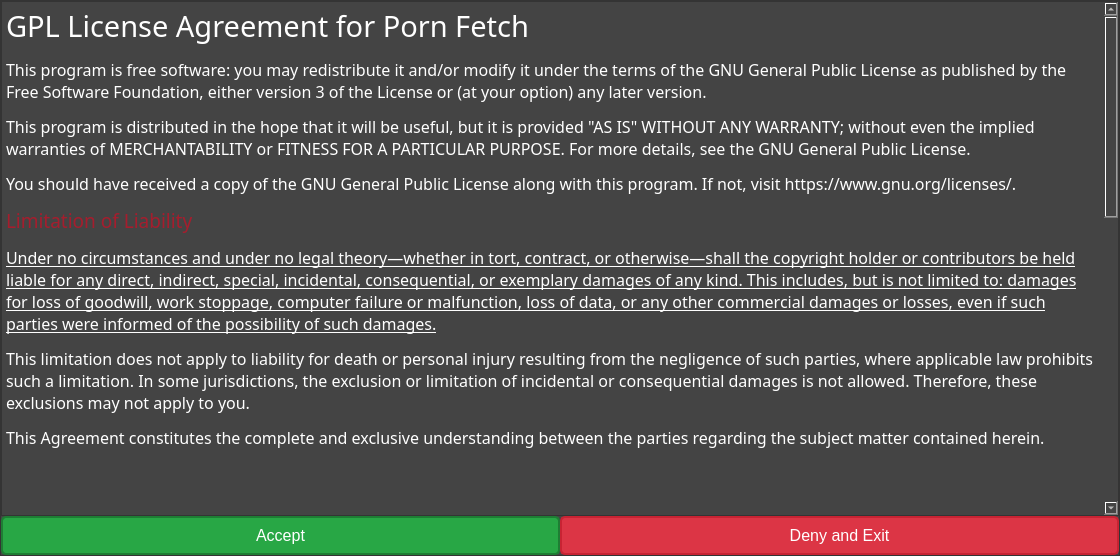
This is src/frontend/form_license.ui in EchterAlsFake/Porn_Fetch as Qt 5 draws it before an edit. The edited form follows.
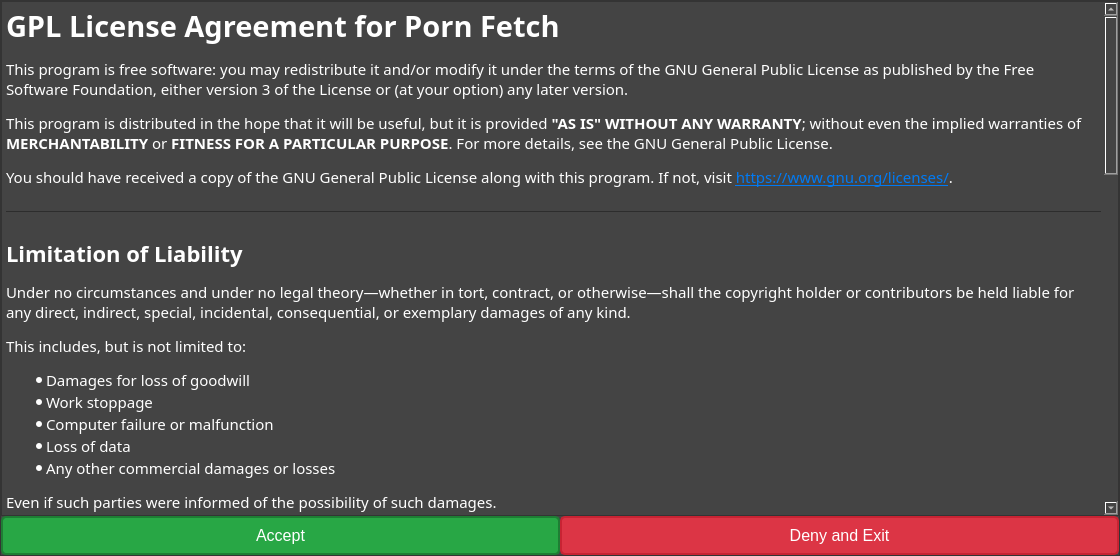
This is the edited form.

Commit message: - improved license - added new config option: "Use custom font"

What changed in the file:
```diff
--- a/src/frontend/form_license.ui
+++ b/src/frontend/form_license.ui
@@ -137,30 +137,55 @@
 li.unchecked::marker { content: &quot;\2610&quot;; }
 li.checked::marker { content: &quot;\2612&quot;; }
 &lt;/style&gt;&lt;/head&gt;&lt;body style=&quot; font-family:'JetBrainsMono Nerd Font Propo'; font-size:11pt; font-weight:400; font-style:normal;&quot;&gt;
-&lt;p style=&quot; margin-top:12px; margin-bottom:12px; margin-left:0px; margin-right:0px; -qt-block-indent:0; text-indent:0px;&quot;&gt;&lt;span style=&quot; font-family:'Droid Naskh Shift Alt'; font-size:22pt;&quot;&gt;GPL License Agreement for Porn Fetch&lt;/span&gt;&lt;/p&gt;
-&lt;p style=&quot; margin-top:12px; margin-bottom:12px; margin-left:0px; margin-right:0px; -qt-block-indent:0; text-indent:0px;&quot;&gt;&lt;span style=&quot; font-family:'Droid Naskh Shift Alt'; font-size:12pt;&quot;&gt;This program is free software: you may redistribute it and/or modify it under the terms of the GNU General Public License as published by the Free Software Foundation, either version 3 of the License or (at your option) any later version.&lt;/span&gt;&lt;/p&gt;
-&lt;p style=&quot; margin-top:12px; margin-bottom:12px; margin-left:0px; margin-right:0px; -qt-block-indent:0; text-indent:0px;&quot;&gt;&lt;span style=&quot; font-family:'Droid Naskh Shift Alt'; font-size:12pt;&quot;&gt;This program is distributed in the hope that it will be useful, but it is provided &amp;quot;AS IS&amp;quot; WITHOUT ANY WARRANTY; without even the implied warranties of MERCHANTABILITY or FITNESS FOR A PARTICULAR PURPOSE. For more details, see the GNU General Public License.&lt;/span&gt;&lt;/p&gt;
-&lt;p style=&quot; margin-top:12px; margin-bottom:12px; margin-left:0px; margin-right:0px; -qt-block-indent:0; text-indent:0px;&quot;&gt;&lt;span style=&quot; font-family:'Droid Naskh Shift Alt'; font-size:12pt;&quot;&gt;You should have received a copy of the GNU General Public License along with this program. If not, visit https://www.gnu.org/licenses/.&lt;/span&gt;&lt;/p&gt;
-&lt;p style=&quot; margin-top:12px; margin-bottom:12px; margin-left:0px; margin-right:0px; -qt-block-indent:0; text-indent:0px;&quot;&gt;&lt;span style=&quot; font-family:'Droid Naskh Shift Alt'; font-size:14pt; color:#a51d2d;&quot;&gt;Limitation of Liability&lt;/span&gt;&lt;/p&gt;
-&lt;p style=&quot; margin-top:12px; margin-bottom:12px; margin-left:0px; margin-right:0px; -qt-block-indent:0; text-indent:0px;&quot;&gt;&lt;span style=&quot; font-family:'Droid Naskh Shift Alt'; font-size:12pt; text-decoration: underline;&quot;&gt;Under no circumstances and under no legal theory—whether in tort, contract, or otherwise—shall the copyright holder or contributors be held liable for any direct, indirect, special, incidental, consequential, or exemplary damages of any kind. This includes, but is not limited to: damages for loss of goodwill, work stoppage, computer failure or malfunction, loss of data, or any other commercial damages or losses, even if such parties were informed of the possibility of such damages.&lt;/span&gt;&lt;/p&gt;
-&lt;p style=&quot; margin-top:12px; margin-bottom:12px; margin-left:0px; margin-right:0px; -qt-block-indent:0; text-indent:0px;&quot;&gt;&lt;span style=&quot; font-family:'Droid Naskh Shift Alt'; font-size:12pt;&quot;&gt;This limitation does not apply to liability for death or personal injury resulting from the negligence of such parties, where applicable law prohibits such a limitation. In some jurisdictions, the exclusion or limitation of incidental or consequential damages is not allowed. Therefore, these exclusions may not apply to you.&lt;/span&gt;&lt;/p&gt;
-&lt;p style=&quot; margin-top:12px; margin-bottom:12px; margin-left:0px; margin-right:0px; -qt-block-indent:0; text-indent:0px;&quot;&gt;&lt;span style=&quot; font-family:'Droid Naskh Shift Alt'; font-size:12pt;&quot;&gt;This Agreement constitutes the complete and exclusive understanding between the parties regarding the subject matter contained herein.&lt;/span&gt;&lt;/p&gt;
-&lt;p style=&quot; margin-top:12px; margin-bottom:12px; margin-left:0px; margin-right:0px; -qt-block-indent:0; text-indent:0px;&quot;&gt;&lt;span style=&quot; font-size:12pt;&quot;&gt;&lt;br /&gt;&lt;/span&gt;&lt;/p&gt;
-&lt;p style=&quot; margin-top:12px; margin-bottom:12px; margin-left:0px; margin-right:0px; -qt-block-indent:0; text-indent:0px;&quot;&gt;&lt;span style=&quot; font-family:'Droid Naskh Shift Alt'; font-size:14pt;&quot;&gt;Disclaimer&lt;/span&gt;&lt;/p&gt;
-&lt;p style=&quot; margin-top:12px; margin-bottom:12px; margin-left:0px; margin-right:0px; -qt-block-indent:0; text-indent:0px;&quot;&gt;&lt;span style=&quot; font-family:'Droid Naskh Shift Alt'; font-size:14pt;&quot;&gt;Porn Fetch violates the Terms of Service of all the websites it supports, including but not limited to:&lt;/span&gt;&lt;/p&gt;
-&lt;p style=&quot; margin-top:12px; margin-bottom:12px; margin-left:0px; margin-right:0px; -qt-block-indent:0; text-indent:0px;&quot;&gt;&lt;span style=&quot; font-family:'Droid Naskh Shift Alt'; font-size:14pt;&quot;&gt;spankbang.com&lt;/span&gt;&lt;/p&gt;
-&lt;p style=&quot; margin-top:12px; margin-bottom:12px; margin-left:0px; margin-right:0px; -qt-block-indent:0; text-indent:0px;&quot;&gt;&lt;span style=&quot; font-family:'Droid Naskh Shift Alt'; font-size:14pt;&quot;&gt;pornhub.com&lt;/span&gt;&lt;/p&gt;
-&lt;p style=&quot; margin-top:12px; margin-bottom:12px; margin-left:0px; margin-right:0px; -qt-block-indent:0; text-indent:0px;&quot;&gt;&lt;span style=&quot; font-family:'Droid Naskh Shift Alt'; font-size:14pt;&quot;&gt;hqporner.com&lt;/span&gt;&lt;/p&gt;
-&lt;p style=&quot; margin-top:12px; margin-bottom:12px; margin-left:0px; margin-right:0px; -qt-block-indent:0; text-indent:0px;&quot;&gt;&lt;span style=&quot; font-family:'Droid Naskh Shift Alt'; font-size:14pt;&quot;&gt;eporner.com&lt;/span&gt;&lt;/p&gt;
-&lt;p style=&quot; margin-top:12px; margin-bottom:12px; margin-left:0px; margin-right:0px; -qt-block-indent:0; text-indent:0px;&quot;&gt;&lt;span style=&quot; font-family:'Droid Naskh Shift Alt'; font-size:14pt;&quot;&gt;xnxx.com&lt;/span&gt;&lt;/p&gt;
-&lt;p style=&quot; margin-top:12px; margin-bottom:12px; margin-left:0px; margin-right:0px; -qt-block-indent:0; text-indent:0px;&quot;&gt;&lt;span style=&quot; font-family:'Droid Naskh Shift Alt'; font-size:14pt;&quot;&gt;xvideos.com&lt;/span&gt;&lt;/p&gt;
-&lt;p style=&quot; margin-top:12px; margin-bottom:12px; margin-left:0px; margin-right:0px; -qt-block-indent:0; text-indent:0px;&quot;&gt;&lt;span style=&quot; font-family:'Droid Naskh Shift Alt'; font-size:14pt;&quot;&gt;Usage Warning: &lt;br /&gt;&lt;/span&gt;&lt;span style=&quot; font-family:'Droid Naskh Shift Alt'; font-size:12pt; text-decoration: underline;&quot;&gt;Using Porn Fetch may result in legal action being taken against you. The creator of this software is not liable for any damages or legal consequences resulting from its use.&lt;/span&gt;&lt;/p&gt;
-&lt;p style=&quot; margin-top:12px; margin-bottom:12px; margin-left:0px; margin-right:0px; -qt-block-indent:0; text-indent:0px;&quot;&gt;&lt;span style=&quot; font-family:'Droid Naskh Shift Alt'; font-size:12pt; text-decoration: underline;&quot;&gt;Porn Fetch was created solely for the purpose of enabling offline access to videos in scenarios where internet access is unavailable. The redistribution of copyright-protected content obtained through Porn Fetch is strictly forbidden. Any misuse of this software to steal and redistribute copyrighted material is against its intended purpose and is not endorsed by the creator.&lt;/span&gt;&lt;/p&gt;
-&lt;p style=&quot; margin-top:12px; margin-bottom:12px; margin-left:0px; margin-right:0px; -qt-block-indent:0; text-indent:0px;&quot;&gt;&lt;span style=&quot; font-family:'Droid Naskh Shift Alt'; font-size:12pt; text-decoration: underline;&quot;&gt;The batch processing feature in Porn Fetch is intended to assist users without graphical user interfaces in downloading content for personal use, not for large-scale video theft or redistribution.&lt;/span&gt;&lt;/p&gt;
-&lt;p style=&quot;-qt-paragraph-type:empty; margin-top:12px; margin-bottom:12px; margin-left:0px; margin-right:0px; -qt-block-indent:0; text-indent:0px; font-size:12pt; text-decoration: underline;&quot;&gt;&lt;br /&gt;&lt;/p&gt;
-&lt;p style=&quot; margin-top:12px; margin-bottom:12px; margin-left:0px; margin-right:0px; -qt-block-indent:0; text-indent:0px;&quot;&gt;&lt;span style=&quot; font-family:'Droid Naskh Shift Alt'; font-size:14pt;&quot;&gt;Third-Party Software&lt;/span&gt;&lt;/p&gt;
-&lt;p style=&quot; margin-top:12px; margin-bottom:12px; margin-left:0px; margin-right:0px; -qt-block-indent:0; text-indent:0px;&quot;&gt;&lt;span style=&quot; font-family:'Droid Naskh Shift Alt'; font-size:12pt;&quot;&gt;Porn Fetch utilizes FFmpeg for video processing and conversion. FFmpeg is free software licensed under the GPL. For more information about FFmpeg, visit https://ffmpeg.org.&lt;/span&gt;&lt;/p&gt;
-&lt;p style=&quot; margin-top:12px; margin-bottom:12px; margin-left:0px; margin-right:0px; -qt-block-indent:0; text-indent:0px;&quot;&gt;&lt;span style=&quot; font-family:'Droid Naskh Shift Alt'; font-size:12pt;&quot;&gt;The JetBrains Mono font is used in this application. Copyright © 2019 JetBrains. All Rights Reserved. Licensed under the SIL Open Font License, Version 1.1. You can find a copy of the license at: https://scripts.sil.org/OFL&lt;/span&gt;&lt;/p&gt;&lt;/body&gt;&lt;/html&gt;</string>
+&lt;h1 style=&quot; margin-top:18px; margin-bottom:12px; margin-left:0px; margin-right:0px; -qt-block-indent:0; text-indent:0px;&quot;&gt;&lt;span style=&quot; font-size:xx-large; font-weight:700;&quot;&gt;GPL License Agreement for Porn Fetch&lt;/span&gt;&lt;/h1&gt;
+&lt;p style=&quot; margin-top:12px; margin-bottom:12px; margin-left:0px; margin-right:0px; -qt-block-indent:0; text-indent:0px;&quot;&gt;This program is free software: you may redistribute it and/or modify it under the terms of the GNU General Public License as published by the Free Software Foundation, either version 3 of the License or (at your option) any later version.&lt;/p&gt;
+&lt;p style=&quot; margin-top:12px; margin-bottom:12px; margin-left:0px; margin-right:0px; -qt-block-indent:0; text-indent:0px;&quot;&gt;This program is distributed in the hope that it will be useful, but it is provided &lt;span style=&quot; font-weight:700;&quot;&gt;&amp;quot;AS IS&amp;quot; WITHOUT ANY WARRANTY&lt;/span&gt;; without even the implied warranties of &lt;span style=&quot; font-weight:700;&quot;&gt;MERCHANTABILITY&lt;/span&gt; or &lt;span style=&quot; font-weight:700;&quot;&gt;FITNESS FOR A PARTICULAR PURPOSE&lt;/span&gt;. For more details, see the GNU General Public License.&lt;/p&gt;
+&lt;p style=&quot; margin-top:12px; margin-bottom:12px; margin-left:0px; margin-right:0px; -qt-block-indent:0; text-indent:0px;&quot;&gt;You should have received a copy of the GNU General Public License along with this program. If not, visit &lt;a href=&quot;https://www.gnu.org/licenses/&quot;&gt;&lt;span style=&quot; text-decoration: underline; color:#007af4;&quot;&gt;https://www.gnu.org/licenses/&lt;/span&gt;&lt;/a&gt;.&lt;/p&gt;
+&lt;hr /&gt;
+&lt;h2 style=&quot; margin-top:16px; margin-bottom:12px; margin-left:0px; margin-right:0px; -qt-block-indent:0; text-indent:0px;&quot;&gt;&lt;span style=&quot; font-size:x-large; font-weight:700;&quot;&gt;Limitation of Liability&lt;/span&gt;&lt;/h2&gt;
+&lt;p style=&quot; margin-top:12px; margin-bottom:12px; margin-left:0px; margin-right:0px; -qt-block-indent:0; text-indent:0px;&quot;&gt;Under no circumstances and under no legal theory—whether in tort, contract, or otherwise—shall the copyright holder or contributors be held liable for any direct, indirect, special, incidental, consequential, or exemplary damages of any kind. &lt;/p&gt;
+&lt;p style=&quot; margin-top:12px; margin-bottom:12px; margin-left:0px; margin-right:0px; -qt-block-indent:0; text-indent:0px;&quot;&gt;This includes, but is not limited to:&lt;/p&gt;
+&lt;ul style=&quot;margin-top: 0px; margin-bottom: 0px; margin-left: 0px; margin-right: 0px; -qt-list-indent: 1;&quot;&gt;
+&lt;li style=&quot; margin-top:12px; margin-bottom:0px; margin-left:0px; margin-right:0px; -qt-block-indent:0; text-indent:0px;&quot;&gt;Damages for loss of goodwill &lt;/li&gt;
+&lt;li style=&quot; margin-top:0px; margin-bottom:0px; margin-left:0px; margin-right:0px; -qt-block-indent:0; text-indent:0px;&quot;&gt;Work stoppage &lt;/li&gt;
+&lt;li style=&quot; margin-top:0px; margin-bottom:0px; margin-left:0px; margin-right:0px; -qt-block-indent:0; text-indent:0px;&quot;&gt;Computer failure or malfunction &lt;/li&gt;
+&lt;li style=&quot; margin-top:0px; margin-bottom:0px; margin-left:0px; margin-right:0px; -qt-block-indent:0; text-indent:0px;&quot;&gt;Loss of data &lt;/li&gt;
+&lt;li style=&quot; margin-top:0px; margin-bottom:12px; margin-left:0px; margin-right:0px; -qt-block-indent:0; text-indent:0px;&quot;&gt;Any other commercial damages or losses &lt;/li&gt;&lt;/ul&gt;
+&lt;p style=&quot; margin-top:12px; margin-bottom:12px; margin-left:0px; margin-right:0px; -qt-block-indent:0; text-indent:0px;&quot;&gt;Even if such parties were informed of the possibility of such damages.&lt;/p&gt;
+&lt;p style=&quot; margin-top:12px; margin-bottom:12px; margin-left:0px; margin-right:0px; -qt-block-indent:0; text-indent:0px;&quot;&gt;This limitation does not apply to liability for death or personal injury resulting from the negligence of such parties, where applicable law prohibits such a limitation. &lt;/p&gt;
+&lt;p style=&quot; margin-top:12px; margin-bottom:12px; margin-left:0px; margin-right:0px; -qt-block-indent:0; text-indent:0px;&quot;&gt;&lt;span style=&quot; font-weight:700;&quot;&gt;Note:&lt;/span&gt; In some jurisdictions, the exclusion or limitation of incidental or consequential damages is not allowed. Therefore, these exclusions may not apply to you.&lt;/p&gt;
+&lt;p style=&quot; margin-top:12px; margin-bottom:12px; margin-left:0px; margin-right:0px; -qt-block-indent:0; text-indent:0px;&quot;&gt;This Agreement constitutes the complete and exclusive understanding between the parties regarding the subject matter contained herein.&lt;/p&gt;
+&lt;hr /&gt;
+&lt;h2 style=&quot; margin-top:16px; margin-bottom:12px; margin-left:0px; margin-right:0px; -qt-block-indent:0; text-indent:0px;&quot;&gt;&lt;span style=&quot; font-size:x-large; font-weight:700;&quot;&gt;Disclaimer&lt;/span&gt;&lt;/h2&gt;
+&lt;p style=&quot; margin-top:12px; margin-bottom:12px; margin-left:0px; margin-right:0px; -qt-block-indent:0; text-indent:0px;&quot;&gt;&lt;span style=&quot; font-weight:700;&quot;&gt;Porn Fetch&lt;/span&gt; violates the Terms of Service of all the websites it supports, including but not limited to:&lt;/p&gt;
+&lt;ul style=&quot;margin-top: 0px; margin-bottom: 0px; margin-left: 0px; margin-right: 0px; -qt-list-indent: 1;&quot;&gt;
+&lt;li style=&quot; margin-top:12px; margin-bottom:0px; margin-left:0px; margin-right:0px; -qt-block-indent:0; text-indent:0px;&quot;&gt;&lt;a href=&quot;https://spankbang.com&quot;&gt;&lt;span style=&quot; text-decoration: underline; color:#007af4;&quot;&gt;spankbang.com&lt;/span&gt;&lt;/a&gt; &lt;/li&gt;
+&lt;li style=&quot; margin-top:0px; margin-bottom:0px; margin-left:0px; margin-right:0px; -qt-block-indent:0; text-indent:0px;&quot;&gt;&lt;a href=&quot;https://pornhub.com&quot;&gt;&lt;span style=&quot; text-decoration: underline; color:#007af4;&quot;&gt;pornhub.com&lt;/span&gt;&lt;/a&gt; &lt;/li&gt;
+&lt;li style=&quot; margin-top:0px; margin-bottom:0px; margin-left:0px; margin-right:0px; -qt-block-indent:0; text-indent:0px;&quot;&gt;&lt;a href=&quot;https://hqporner.com&quot;&gt;&lt;span style=&quot; text-decoration: underline; color:#007af4;&quot;&gt;hqporner.com&lt;/span&gt;&lt;/a&gt; &lt;/li&gt;
+&lt;li style=&quot; margin-top:0px; margin-bottom:0px; margin-left:0px; margin-right:0px; -qt-block-indent:0; text-indent:0px;&quot;&gt;&lt;a href=&quot;https://eporner.com&quot;&gt;&lt;span style=&quot; text-decoration: underline; color:#007af4;&quot;&gt;eporner.com&lt;/span&gt;&lt;/a&gt; &lt;/li&gt;
+&lt;li style=&quot; margin-top:0px; margin-bottom:0px; margin-left:0px; margin-right:0px; -qt-block-indent:0; text-indent:0px;&quot;&gt;&lt;a href=&quot;https://xnxx.com&quot;&gt;&lt;span style=&quot; text-decoration: underline; color:#007af4;&quot;&gt;xnxx.com&lt;/span&gt;&lt;/a&gt; &lt;/li&gt;
+&lt;li style=&quot; margin-top:0px; margin-bottom:12px; margin-left:0px; margin-right:0px; -qt-block-indent:0; text-indent:0px;&quot;&gt;&lt;a href=&quot;https://xvideos.com&quot;&gt;&lt;span style=&quot; text-decoration: underline; color:#007af4;&quot;&gt;xvideos.com&lt;/span&gt;&lt;/a&gt; &lt;/li&gt;&lt;/ul&gt;
+&lt;h3 style=&quot; margin-top:14px; margin-bottom:12px; margin-left:0px; margin-right:0px; -qt-block-indent:0; text-indent:0px;&quot;&gt;&lt;span style=&quot; font-size:large; font-weight:700;&quot;&gt;Usage Warning&lt;/span&gt;&lt;/h3&gt;
+&lt;p style=&quot; margin-top:12px; margin-bottom:12px; margin-left:0px; margin-right:0px; -qt-block-indent:0; text-indent:0px;&quot;&gt;Using &lt;span style=&quot; font-weight:700;&quot;&gt;Porn Fetch&lt;/span&gt; may result in &lt;span style=&quot; font-weight:700;&quot;&gt;legal action&lt;/span&gt; being taken against you. The creator of this software is not liable for any damages or legal consequences resulting from its use.&lt;/p&gt;
+&lt;p style=&quot; margin-top:12px; margin-bottom:12px; margin-left:0px; margin-right:0px; -qt-block-indent:0; text-indent:0px;&quot;&gt;&lt;span style=&quot; font-weight:700;&quot;&gt;Porn Fetch&lt;/span&gt; was created solely for the purpose of enabling offline access to videos in scenarios where internet access is unavailable. &lt;/p&gt;
+&lt;ul style=&quot;margin-top: 0px; margin-bottom: 0px; margin-left: 0px; margin-right: 0px; -qt-list-indent: 1;&quot;&gt;
+&lt;li style=&quot; margin-top:12px; margin-bottom:0px; margin-left:0px; margin-right:0px; -qt-block-indent:0; text-indent:0px;&quot;&gt;The redistribution of copyright-protected content obtained through Porn Fetch is &lt;span style=&quot; font-weight:700;&quot;&gt;strictly forbidden&lt;/span&gt;. &lt;/li&gt;
+&lt;li style=&quot; margin-top:0px; margin-bottom:12px; margin-left:0px; margin-right:0px; -qt-block-indent:0; text-indent:0px;&quot;&gt;Any misuse of this software to steal and redistribute copyrighted material is against its intended purpose and is not endorsed by the creator. &lt;/li&gt;&lt;/ul&gt;
+&lt;p style=&quot; margin-top:12px; margin-bottom:12px; margin-left:0px; margin-right:0px; -qt-block-indent:0; text-indent:0px;&quot;&gt;The &lt;span style=&quot; font-weight:700;&quot;&gt;batch processing feature&lt;/span&gt; in Porn Fetch is intended to assist users without graphical user interfaces in downloading content for personal use, not for large-scale video theft or redistribution.&lt;/p&gt;
+&lt;hr /&gt;
+&lt;h2 style=&quot; margin-top:16px; margin-bottom:12px; margin-left:0px; margin-right:0px; -qt-block-indent:0; text-indent:0px;&quot;&gt;&lt;span style=&quot; font-size:x-large; font-weight:700;&quot;&gt;Third-Party Software&lt;/span&gt;&lt;/h2&gt;
+&lt;p style=&quot; margin-top:12px; margin-bottom:12px; margin-left:0px; margin-right:0px; -qt-block-indent:0; text-indent:0px;&quot;&gt;&lt;span style=&quot; font-weight:700;&quot;&gt;Porn Fetch&lt;/span&gt; utilizes the following third-party tools and resources:&lt;/p&gt;
+&lt;ol style=&quot;margin-top: 0px; margin-bottom: 0px; margin-left: 0px; margin-right: 0px; -qt-list-indent: 1;&quot;&gt;
+&lt;li style=&quot; margin-top:12px; margin-bottom:0px; margin-left:0px; margin-right:0px; -qt-block-indent:0; text-indent:0px;&quot;&gt;&lt;span style=&quot; font-weight:700;&quot;&gt;FFmpeg&lt;/span&gt; &lt;/li&gt;
+&lt;p style=&quot; margin-top:0px; margin-bottom:0px; margin-left:0px; margin-right:0px; -qt-block-indent:1; text-indent:0px;&quot;&gt;Used for video processing and conversion. &lt;/p&gt;
+&lt;p style=&quot; margin-top:0px; margin-bottom:0px; margin-left:0px; margin-right:0px; -qt-block-indent:1; text-indent:0px;&quot;&gt;FFmpeg is free software licensed under the GPL. &lt;/p&gt;
+&lt;p style=&quot; margin-top:12px; margin-bottom:12px; margin-left:0px; margin-right:0px; -qt-block-indent:1; text-indent:0px;&quot;&gt;For more information, visit &lt;a href=&quot;https://ffmpeg.org&quot;&gt;&lt;span style=&quot; text-decoration: underline; color:#007af4;&quot;&gt;https://ffmpeg.org&lt;/span&gt;&lt;/a&gt;.&lt;/p&gt;
+&lt;li style=&quot; margin-top:12px; margin-bottom:12px; margin-left:0px; margin-right:0px; -qt-block-indent:0; text-indent:0px;&quot;&gt;&lt;span style=&quot; font-weight:700;&quot;&gt;JetBrains Mono Font&lt;/span&gt; &lt;/li&gt;&lt;/ol&gt;
+&lt;p style=&quot; margin-top:0px; margin-bottom:0px; margin-left:0px; margin-right:0px; -qt-block-indent:1; text-indent:0px;&quot;&gt;Copyright © 2019 JetBrains. All Rights Reserved. &lt;/p&gt;
+&lt;p style=&quot; margin-top:0px; margin-bottom:0px; margin-left:0px; margin-right:0px; -qt-block-indent:1; text-indent:0px;&quot;&gt;Licensed under the SIL Open Font License, Version 1.1. &lt;/p&gt;
+&lt;p style=&quot; margin-top:0px; margin-bottom:12px; margin-left:0px; margin-right:0px; -qt-block-indent:1; text-indent:0px;&quot;&gt;License details: &lt;a href=&quot;https://scripts.sil.org/OFL&quot;&gt;&lt;span style=&quot; text-decoration: underline; color:#007af4;&quot;&gt;https://scripts.sil.org/OFL&lt;/span&gt;&lt;/a&gt;.&lt;/p&gt;
+&lt;hr /&gt;
+&lt;p style=&quot; margin-top:12px; margin-bottom:12px; margin-left:0px; margin-right:0px; -qt-block-indent:0; text-indent:0px;&quot;&gt;Thank you for using &lt;span style=&quot; font-weight:700;&quot;&gt;Porn Fetch&lt;/span&gt; responsibly!&lt;/p&gt;&lt;/body&gt;&lt;/html&gt;</string>
            </property>
           </widget>
          </item>
```
The commit also changes 11 other files.
